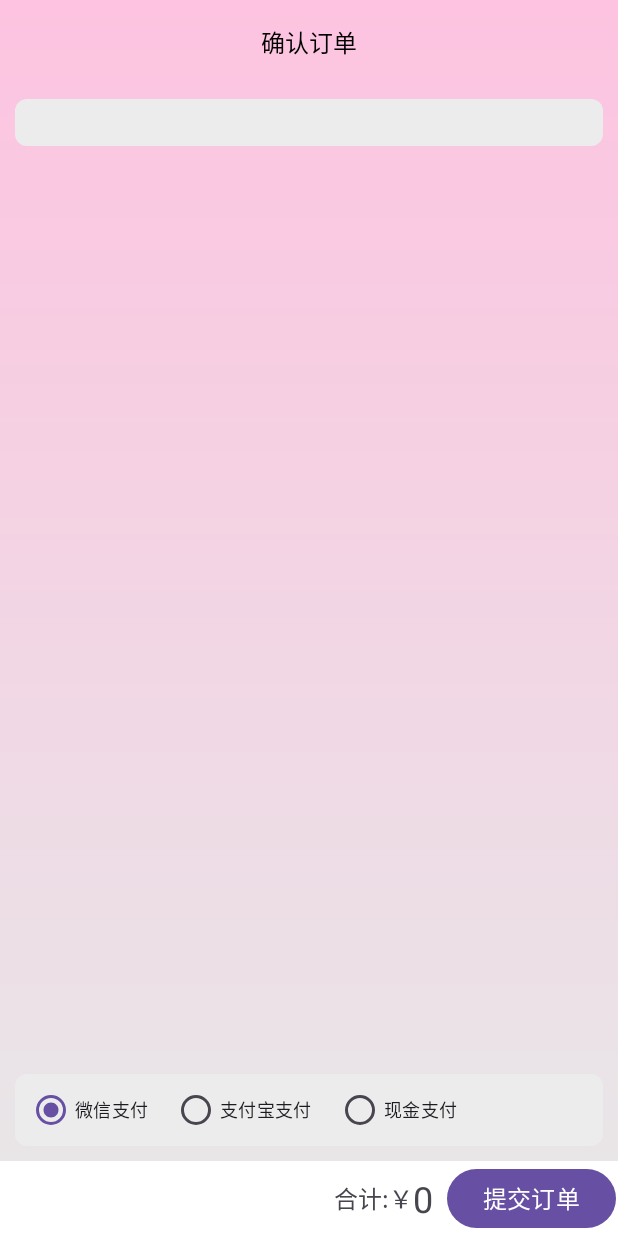
After one commit to Caine1479/BiaoOrder2, an Android app: the CheckoutActivity screen opened directly, with no data from a screen before it, on a phone screen of 412 x 824 dp. The commit adds this screen. Run offline under Robolectric (Android 15) with nearby library versions, the light colour scheme and no system bars; pictures from the network do not load.

Commit message:
进度80%
完成结账的细节功能，结账后可以保存历史账单。

```diff
--- a/app/src/main/AndroidManifest.xml
+++ b/app/src/main/AndroidManifest.xml
@@ -15,6 +15,9 @@
         android:theme="@style/Theme.BiaoOrder2"
         android:usesCleartextTraffic="true"
         tools:targetApi="31">
+        <activity
+            android:name=".activity.CheckoutActivity"
+            android:exported="false" />
         <activity
             android:name=".activity.OrderActivity"
             android:exported="false" />
--- /dev/null
+++ b/app/src/main/java/com/biaoorder2/activity/CheckoutActivity.java
@@ -0,0 +1,97 @@
+package com.biaoorder2.activity;
+
+import static com.biaoorder2.pool.ConstantPools.URL_INSERT_HISTORY;
+
+import android.content.Intent;
+import android.os.Bundle;
+
+import android.widget.Button;
+import android.widget.RadioButton;
+import android.widget.RadioGroup;
+import android.widget.TextView;
+
+import androidx.appcompat.app.AppCompatActivity;
+
+import com.biaoorder2.R;
+import com.biaoorder2.bean.OrderManager;
+import com.biaoorder2.ui.ReToast;
+import com.biaoorder2.util.CustomDialog;
+import com.biaoorder2.util.RequestUtils;
+
+import org.json.JSONException;
+import org.json.JSONObject;
+
+import java.io.IOException;
+
+
+import okhttp3.Response;
+
+public class CheckoutActivity extends AppCompatActivity {
+
+    @Override
+    protected void onCreate(Bundle savedInstanceState) {
+        super.onCreate(savedInstanceState);
+        setContentView(R.layout.activity_checkout);
+        initView();
+    }
+
+    public void initView() {
+        int hallTableNum = CustomDialog.hallTableNum;
+        OrderManager orderManager = OrderManager.getInstance();
+        TextView tvOrderList = findViewById(R.id.tv_orderList);
+        TextView tvTotal = findViewById(R.id.tv_total);
+        Button pay = findViewById(R.id.btn_pay);
+
+        RadioGroup radioGroup = findViewById(R.id.r_payment);
+
+        tvOrderList.setText(orderManager.getSavedOrder(hallTableNum));
+        tvTotal.setText(String.valueOf(orderManager.getTotal(hallTableNum)));
+        String savedOrder = OrderManager.getInstance().getSavedOrder(hallTableNum);
+        // 提交订单跳转支付页面
+        pay.setOnClickListener(v -> {
+            RadioButton selectedRadioButton = findViewById(radioGroup.getCheckedRadioButtonId());
+            String payment = selectedRadioButton.getText().toString();
+            // 将订单写入历史订单，包括所有的历史信息，更改餐桌状态，清空餐桌的信息例如，餐桌点餐的菜品，orders
+            saveHistoryOrders(hallTableNum, savedOrder, tvTotal.getText().toString(), payment);
+            CustomDialog.updateState(hallTableNum, "null", "null", "0", this, "支付成功");
+            orderManager.removeOrders(hallTableNum);
+            orderManager.removeSavedOrders(hallTableNum);
+            orderManager.removeTotal(hallTableNum);
+        });
+    }
+
+    // 结账后将菜单写入历史菜单
+    public void saveHistoryOrders(int no, String savedOrder, String price, String payment) {
+        new Thread(() -> {
+            try {
+                JSONObject jsonObject = new JSONObject();
+                jsonObject.put("no", no);
+                jsonObject.put("vegetables", savedOrder);
+                jsonObject.put("price", price);
+                jsonObject.put("payment", payment);
+                Response response = RequestUtils.post(URL_INSERT_HISTORY, jsonObject.toString());
+                if (!response.isSuccessful()) {
+                    ReToast.show(this, "服务器未响应,请联系管理员!");
+                }
+                String result = "";
+                if (response.body() != null) {
+                    result = response.body().string();
+                }
+                response.close();
+                JSONObject data = new JSONObject(result);
+                String code = data.getString("code");
+                if (!code.equals("1")) {
+                    ReToast.show(this, "");
+                    return;
+                }
+                // 回到大厅界面
+                startActivity(new Intent(this, HallActivity.class));
+                finish();
+            } catch (IOException e) {
+                ReToast.show(this, "网络错误，请刷新重新试...");
+            } catch (JSONException e) {
+                ReToast.show(this, "服务器出错qwq...");
+            }
+        }).start();
+    }
+}
--- a/app/src/main/java/com/biaoorder2/activity/OrderActivity.java
+++ b/app/src/main/java/com/biaoorder2/activity/OrderActivity.java
@@ -51,7 +51,6 @@ public class OrderActivity extends AppCompatActivity implements OnOrderAddedList
     @Override
     protected void onCreate(Bundle savedInstanceState) {
         super.onCreate(savedInstanceState);
-
         setContentView(R.layout.activity_order);
         initView();
     }
--- a/app/src/main/java/com/biaoorder2/activity/SplashActivity.java
+++ b/app/src/main/java/com/biaoorder2/activity/SplashActivity.java
@@ -19,8 +19,8 @@ public class SplashActivity extends AppCompatActivity {
 
         new Handler().postDelayed(() -> {
             Intent mainIntent = new Intent(SplashActivity.this, LoginActivity.class);
-            SplashActivity.this.startActivity(mainIntent);
-            SplashActivity.this.finish();
+            startActivity(mainIntent);
+            finish();
         }, SPLASH_DISPLAY_LENGTH);
     }
 }
--- a/app/src/main/java/com/biaoorder2/pool/ConstantPools.java
+++ b/app/src/main/java/com/biaoorder2/pool/ConstantPools.java
@@ -6,5 +6,6 @@ public class ConstantPools {
         public static final String URL_UPDATE_DINNER = "http://192.168.1.2:8080/dinnerMessage";
         public static final String URL_SELECT_BOOKING_PHONE = "http://192.168.1.2:8080/getBookingPhone";
         public static final String URL_GET_VEGETABLE = "http://192.168.1.2:8080/getVegetable";
+        public static final String URL_INSERT_HISTORY = "http://192.168.1.2:8080/saveHistoryOrders";
 
 }
--- /dev/null
+++ b/app/src/main/res/drawable/checkout_card.xml
@@ -0,0 +1,5 @@
+<?xml version="1.0" encoding="utf-8"?>
+<shape xmlns:android="http://schemas.android.com/apk/res/android">
+   <solid android:color="@color/grayish"/>
+    <corners android:radius="8dp"/>
+</shape>
--- /dev/null
+++ b/app/src/main/res/drawable/checkout_style.xml
@@ -0,0 +1,7 @@
+<?xml version="1.0" encoding="utf-8"?>
+<shape xmlns:android="http://schemas.android.com/apk/res/android">
+    <gradient
+        android:startColor="#FDC3E0"
+        android:endColor="#E7E8E8"
+        android:angle="270"/>
+</shape>
--- /dev/null
+++ b/app/src/main/res/layout/activity_checkout.xml
@@ -0,0 +1,114 @@
+<?xml version="1.0" encoding="utf-8"?>
+<RelativeLayout xmlns:android="http://schemas.android.com/apk/res/android"
+    xmlns:tools="http://schemas.android.com/tools"
+    android:id="@+id/main"
+    android:layout_width="match_parent"
+    android:layout_height="match_parent"
+    android:background="@drawable/checkout_style">
+
+    <TextView
+        android:id="@+id/tv_checkout"
+        android:layout_width="match_parent"
+        android:layout_height="wrap_content"
+        android:layout_margin="16dp"
+        android:gravity="center"
+        android:text="@string/checkout_tip"
+        android:textColor="@color/black"
+        android:textSize="16sp" />
+
+    <RelativeLayout
+        android:id="@+id/rl_orderList"
+        android:layout_width="match_parent"
+        android:layout_height="wrap_content"
+        android:layout_below="@+id/tv_checkout"
+        android:layout_margin="10dp"
+        android:background="@drawable/checkout_card">
+        <TextView
+            android:id="@+id/tv_orderList"
+            android:layout_width="match_parent"
+            android:layout_height="wrap_content"
+            android:layout_margin="6dp"
+            android:gravity="center" />
+    </RelativeLayout>
+
+    <RelativeLayout
+        android:id="@+id/rl_payWay"
+        android:layout_width="match_parent"
+        android:layout_height="wrap_content"
+        android:layout_above="@+id/rl_pay"
+        android:layout_margin="10dp"
+        android:background="@drawable/checkout_card">
+
+        <RadioGroup
+            android:id="@+id/r_payment"
+            android:layout_width="wrap_content"
+            android:layout_height="wrap_content"
+            android:orientation="horizontal"
+            tools:ignore="UselessParent">
+
+            <RadioButton
+                android:id="@+id/wechat"
+                android:layout_width="wrap_content"
+                android:layout_height="wrap_content"
+                android:layout_marginStart="8dp"
+                android:checked="true"
+                android:text="@string/wechat"
+                android:textSize="12sp" />
+
+            <RadioButton
+                android:id="@+id/alipay"
+                android:layout_width="wrap_content"
+                android:layout_height="wrap_content"
+                android:layout_marginStart="16dp"
+                android:text="@string/alipay"
+                android:textSize="12sp" />
+
+            <RadioButton
+                android:id="@+id/cash"
+                android:layout_width="wrap_content"
+                android:layout_height="wrap_content"
+                android:layout_marginStart="16dp"
+                android:text="@string/cash"
+                android:textSize="12sp" />
+
+        </RadioGroup>
+    </RelativeLayout>
+
+    <RelativeLayout
+        android:id="@+id/rl_pay"
+        android:layout_width="match_parent"
+        android:layout_height="50dp"
+        android:layout_alignParentBottom="true"
+        android:background="@color/white">
+
+        <TextView
+            android:id="@+id/tv_totalTip"
+            android:layout_width="wrap_content"
+            android:layout_height="match_parent"
+            android:gravity="center_vertical"
+            android:layout_toStartOf="@+id/tv_total"
+            android:text="@string/total"
+            android:textSize="16sp" />
+
+        <TextView
+            android:id="@+id/tv_total"
+            android:layout_width="wrap_content"
+            android:layout_height="match_parent"
+            android:layout_marginEnd="8dp"
+            android:gravity="center_vertical"
+            android:layout_toStartOf="@+id/btn_pay"
+            android:textSize="24sp" />
+
+        <Button
+            android:id="@+id/btn_pay"
+            android:layout_width="wrap_content"
+            android:layout_height="match_parent"
+            android:layout_alignParentEnd="true"
+            android:layout_margin="1dp"
+            android:text="@string/submit"
+            android:textSize="16sp"
+            tools:ignore="RelativeOverlap" />
+    </RelativeLayout>
+
+
+</RelativeLayout>
--- a/app/src/main/res/values/strings.xml
+++ b/app/src/main/res/values/strings.xml
@@ -22,7 +22,12 @@
     <string name="nav_header_subtitle">android.studio@android.com</string>
     <string name="nav_header_desc">Navigation header</string>
     <string name="action_settings">Settings</string>
-
+    <string name="checkout_tip">确认订单</string>
+    <string name="wechat">微信支付</string>
+    <string name="alipay">支付宝支付</string>
+    <string name="cash">现金支付</string>
+    <string name="submit">提交订单</string>
+    <string name="total">合计:￥</string>
     <string name="menu_transform">Transform</string>
     <string name="menu_reflow">Reflow</string>
     <string name="menu_slideshow">Slideshow</string>
```
Also changed, not shown: app/build.gradle (+13 -0 lines), app/src/main/java/com/biaoorder2/bean/OrderManager.java (+13 -0 lines), app/src/main/java/com/biaoorder2/util/CustomDialog.java (+21 -13 lines), 3 other files.
